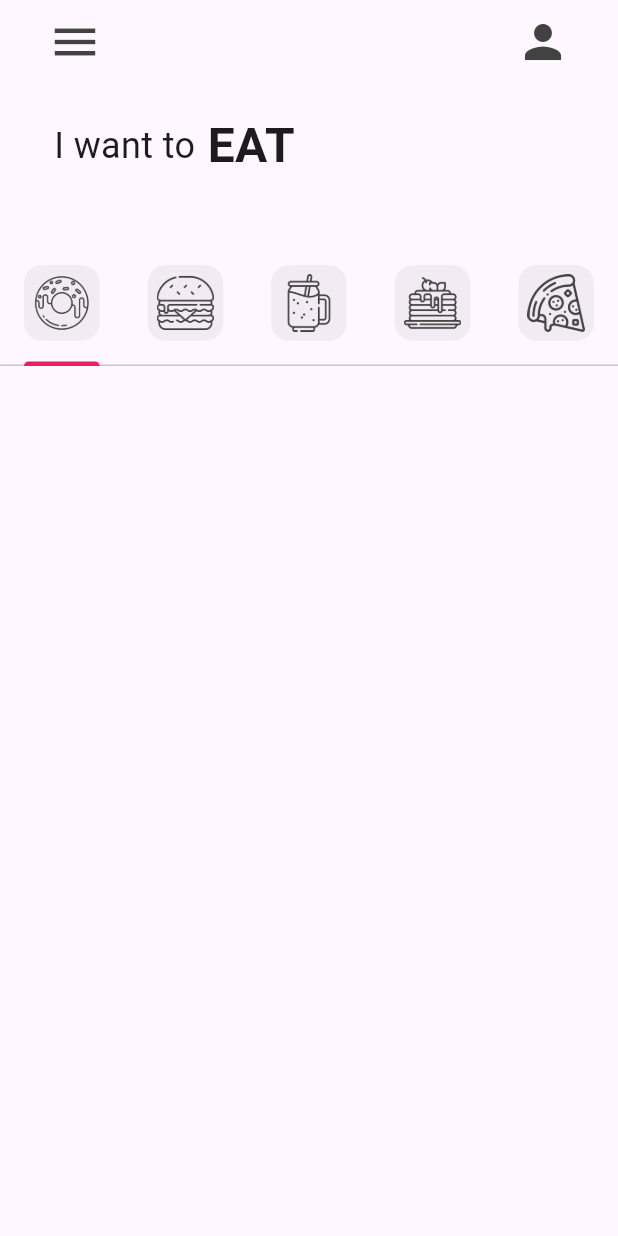
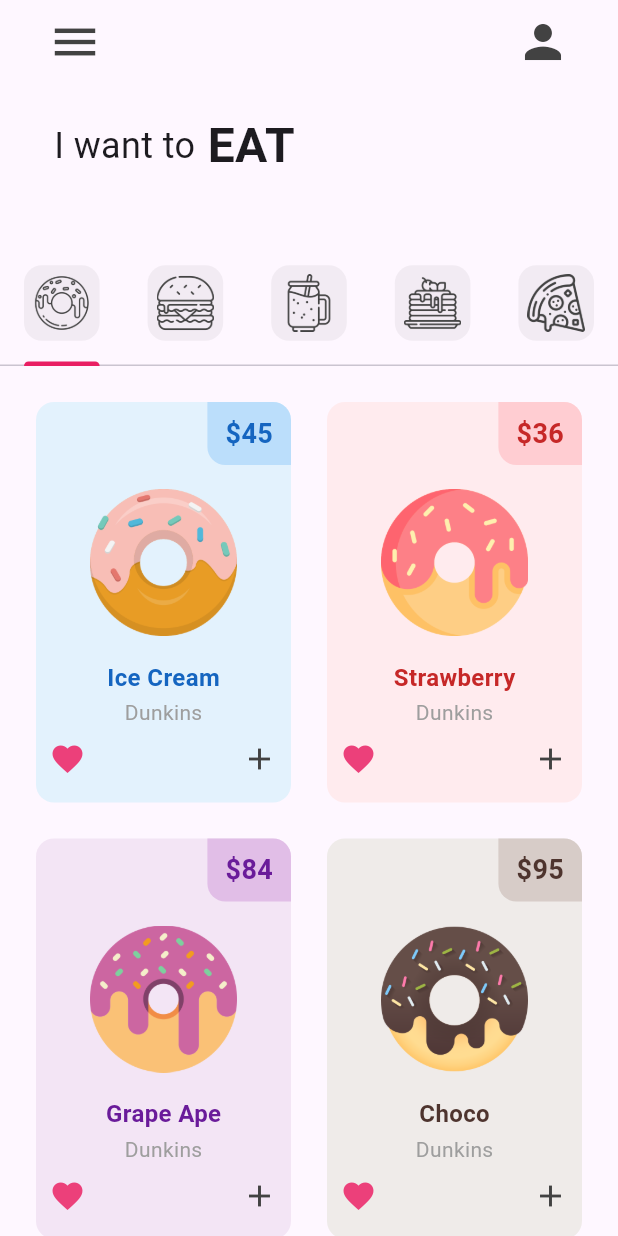
Before and after one commit to namanmahajan2020/Sweetloop_Donut_app, a Flutter app: the screen it shows after launch, on a phone screen of 412 x 824 dp. Run offline on Flutter 3.47's test engine with Material 3 defaults, Android fonts, the phone set to English and light mode, and no system bars.

Commit message:
completed donut tile

```diff
--- a/lib/tab/donut_tab.dart
+++ b/lib/tab/donut_tab.dart
@@ -1,3 +1,4 @@
+import 'package:donut_app/util/donut_tile.dart';
 import 'package:flutter/material.dart';
 
 class DonutTab extends StatelessWidget {
@@ -11,10 +12,20 @@ class DonutTab extends StatelessWidget {
   @override
   Widget build(BuildContext context) {
     return GridView.builder(
+      itemCount: donutsOnSale.length,
+      padding: EdgeInsets.all(12),
       gridDelegate: SliverGridDelegateWithFixedCrossAxisCount(
         crossAxisCount: 2,
+        childAspectRatio: 1 / 1.5,
       ),
-      itemBuilder: (context, index) {},
+      itemBuilder: (context, index) {
+        return DonutTile(
+          donutFlavour: donutsOnSale[index][0],
+          donutPrice: donutsOnSale[index][1],
+          donutColor: donutsOnSale[index][2],
+          imageName: donutsOnSale[index][3],
+        );
+      },
     );
   }
 }
--- /dev/null
+++ b/lib/util/donut_tile.dart
@@ -0,0 +1,89 @@
+import 'package:flutter/material.dart';
+
+class DonutTile extends StatelessWidget {
+  final String donutFlavour;
+  final String donutPrice;
+  final donutColor;
+  final String imageName;
+  const DonutTile({
+    super.key,
+    required this.donutFlavour,
+    required this.donutPrice,
+    required this.donutColor,
+    required this.imageName,
+  });
+
+  @override
+  Widget build(BuildContext context) {
+    return Padding(
+      padding: const EdgeInsets.all(12.0),
+      child: Container(
+        decoration: BoxDecoration(
+          color: donutColor[50],
+          borderRadius: BorderRadius.circular(12),
+        ),
+        child: Column(
+          children: [
+            Row(
+              mainAxisAlignment: MainAxisAlignment.end,
+              children: [
+                Container(
+                  padding: EdgeInsets.symmetric(horizontal: 12, vertical: 8),
+                  decoration: BoxDecoration(
+                    color: donutColor[100],
+                    borderRadius: BorderRadius.only(
+                      bottomLeft: Radius.circular(12),
+                      topRight: Radius.circular(12),
+                    ),
+                  ),
+                  child: Text(
+                    '\$' + donutPrice,
+                    style: TextStyle(
+                      color: donutColor[800],
+                      fontWeight: FontWeight.bold,
+                      fontSize: 18,
+                    ),
+                  ),
+                ),
+              ],
+            ),
+            Padding(
+              padding: const EdgeInsets.symmetric(
+                horizontal: 36.0,
+                vertical: 16,
+              ),
+              child: Image.asset(imageName),
+            ),
+            Text(
+              donutFlavour,
+              style: TextStyle(
+                color: donutColor[800],
+                fontWeight: FontWeight.bold,
+                fontSize: 16,
+              ),
+            ),
+            const SizedBox(height: 2),
+            Text(
+              "Dunkins",
+              style: TextStyle(
+                color: Colors.grey[500],
+                fontWeight: FontWeight.w400,
+              ),
+            ),
+            // const SizedBox(height: 11),
+            Padding(
+              padding: const EdgeInsets.all(9.0),
+              child: Row(
+                mainAxisAlignment: MainAxisAlignment.spaceBetween,
+                children: [
+                  Icon(Icons.favorite, color: Colors.pink[400]),
+                  Icon(Icons.add, color: Colors.grey[800]),
+                ],
+              ),
+            ),
+          ],
+        ),
+      ),
+    );
+  }
+}
```
